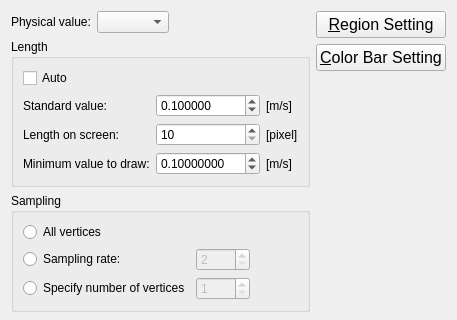
Before: the Qt Designer form libs/post/post2d/datamodel/post2dwindowarrowunstructuredsettingdialog.ui in i-RIC/prepost-gui, drawn with Qt 5; both pictures show x 0 to 457 and y 0 to 320 of the 457 by 543 pixel window.
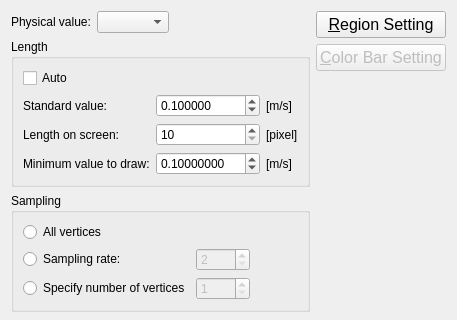
After: the same form once the commit is applied. Custom widgets are drawn as their Qt base class.

The edit to the form file:
```diff
--- a/libs/post/post2d/datamodel/post2dwindowarrowunstructuredsettingdialog.ui
+++ b/libs/post/post2d/datamodel/post2dwindowarrowunstructuredsettingdialog.ui
@@ -407,6 +407,9 @@
        </item>
        <item>
         <widget class="QPushButton" name="colorbarSettingButton">
+         <property name="enabled">
+          <bool>false</bool>
+         </property>
          <property name="font">
           <font>
            <pointsize>12</pointsize>
```
Left out of the diff: 24 changed lines with no effect on the pictures.
